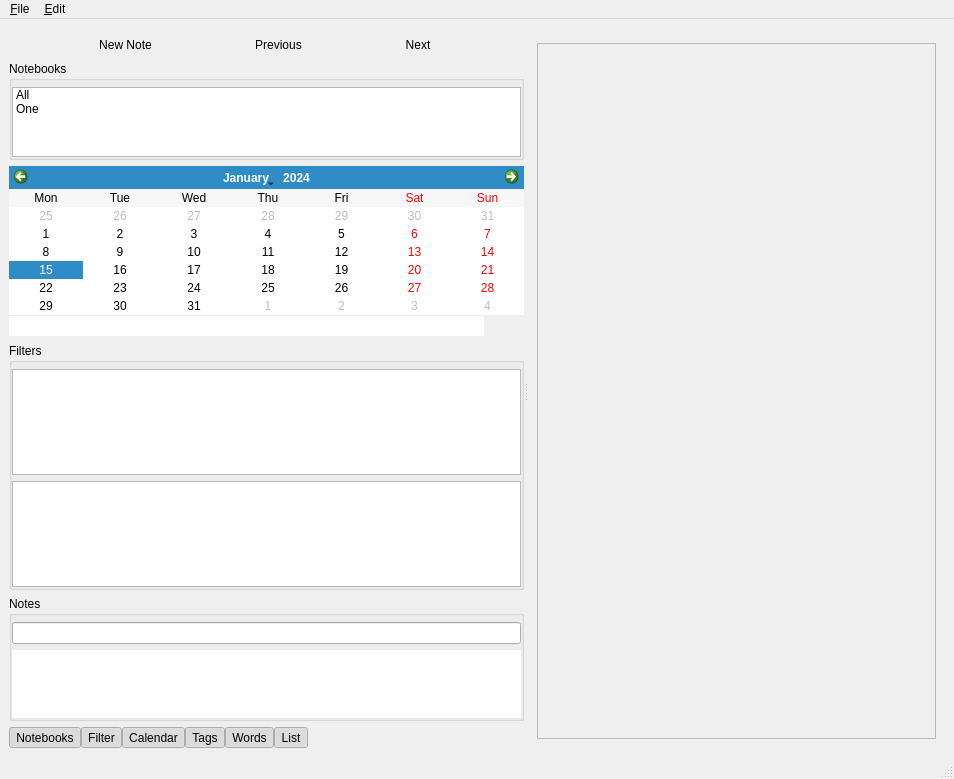
Above: flownote/ui/mainWindow_ui.ui from olivierkes/noteflow before the change. Below: the same form after it.
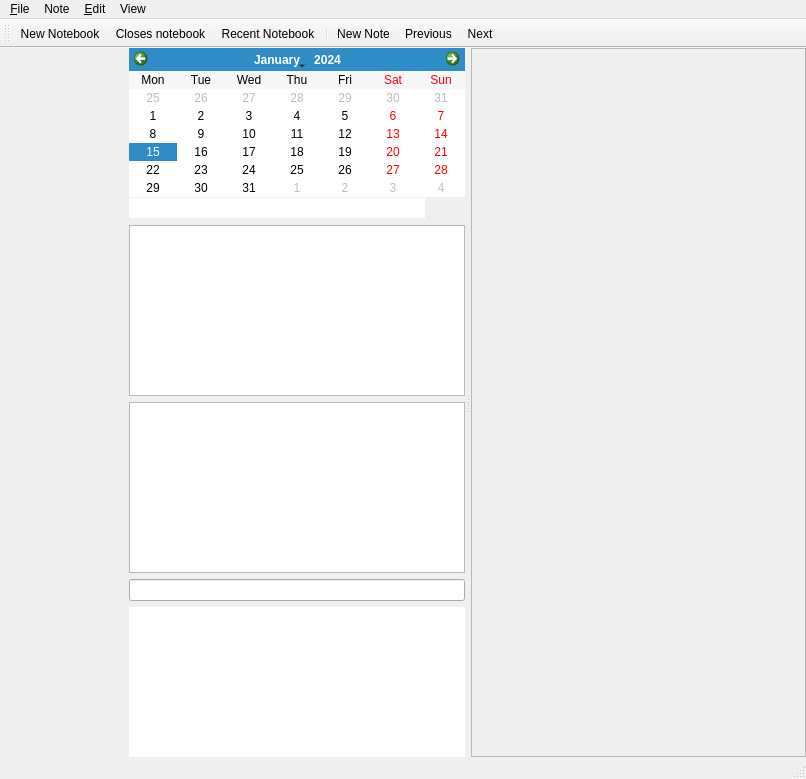
That is the form after the change. The open tabs and pages were chosen to show the change. Icons and pictures are not drawn. Custom widgets are drawn as their Qt base class.

Diff of the .ui file:
```diff
--- a/flownote/ui/mainWindow_ui.ui
+++ b/flownote/ui/mainWindow_ui.ui
@@ -6,7 +6,7 @@
    <rect>
     <x>0</x>
     <y>0</y>
-    <width>954</width>
+    <width>806</width>
     <height>779</height>
    </rect>
   </property>
@@ -14,122 +14,84 @@
    <string>MainWindow</string>
   </property>
   <widget class="QWidget" name="centralwidget">
-   <layout class="QVBoxLayout" name="verticalLayout_5">
+   <layout class="QHBoxLayout" name="horizontalLayout_5">
+    <property name="spacing">
+     <number>0</number>
+    </property>
+    <property name="leftMargin">
+     <number>0</number>
+    </property>
+    <property name="topMargin">
+     <number>0</number>
+    </property>
+    <property name="rightMargin">
+     <number>0</number>
+    </property>
+    <property name="bottomMargin">
+     <number>0</number>
+    </property>
     <item>
-     <widget class="QTabBar" name="tab" native="true"/>
+     <widget class="QWidget" name="wdgTab" native="true">
+      <layout class="QVBoxLayout" name="verticalLayout_5">
+       <property name="spacing">
+        <number>0</number>
+       </property>
+       <property name="leftMargin">
+        <number>0</number>
+       </property>
+       <property name="topMargin">
+        <number>0</number>
+       </property>
+       <property name="rightMargin">
+        <number>0</number>
+       </property>
+       <property name="bottomMargin">
+        <number>0</number>
+       </property>
+       <item>
+        <widget class="QTabBar" name="tab" native="true"/>
+       </item>
+       <item>
+        <spacer name="verticalSpacer">
+         <property name="orientation">
+          <enum>Qt::Vertical</enum>
+         </property>
+         <property name="sizeHint" stdset="0">
+          <size>
+           <width>20</width>
+           <height>40</height>
+          </size>
+         </property>
+        </spacer>
+       </item>
+      </layout>
+     </widget>
     </item>
     <item>
      <widget class="QSplitter" name="splitter">
       <property name="orientation">
        <enum>Qt::Horizontal</enum>
       </property>
+      <property name="handleWidth">
+       <number>6</number>
+      </property>
       <widget class="QWidget" name="filter" native="true">
        <layout class="QVBoxLayout" name="verticalLayout_2">
-        <item>
-         <layout class="QHBoxLayout" name="topLayout">
-          <item>
-           <widget class="QToolButton" name="btnNewNotebook">
-            <property name="text">
-             <string>New Note</string>
-            </property>
-            <property name="icon">
-             <iconset theme="document-new">
-              <normaloff/>
-             </iconset>
-            </property>
-            <property name="toolButtonStyle">
-             <enum>Qt::ToolButtonTextUnderIcon</enum>
-            </property>
-            <property name="autoRaise">
-             <bool>true</bool>
-            </property>
-           </widget>
-          </item>
-          <item>
-           <widget class="QToolButton" name="btnPrevious">
-            <property name="text">
-             <string>Previous</string>
-            </property>
-            <property name="icon">
-             <iconset theme="go-previous">
-              <normaloff/>
-             </iconset>
-            </property>
-            <property name="toolButtonStyle">
-             <enum>Qt::ToolButtonTextUnderIcon</enum>
-            </property>
-            <property name="autoRaise">
-             <bool>true</bool>
-            </property>
-           </widget>
-          </item>
-          <item>
-           <widget class="QToolButton" name="btnNext">
-            <property name="text">
-             <string>Next</string>
-            </property>
-            <property name="icon">
-             <iconset theme="go-next">
-              <normaloff/>
-             </iconset>
-            </property>
-            <property name="toolButtonStyle">
-             <enum>Qt::ToolButtonTextUnderIcon</enum>
-            </property>
-            <property name="autoRaise">
-             <bool>true</bool>
-            </property>
-           </widget>
-          </item>
-         </layout>
-        </item>
-        <item>
-         <widget class="QGroupBox" name="grpNotebooks">
-          <property name="title">
-           <string>Notebooks</string>
-          </property>
-          <property name="flat">
-           <bool>true</bool>
-          </property>
-          <layout class="QHBoxLayout" name="horizontalLayout_2">
-           <property name="leftMargin">
-            <number>0</number>
-           </property>
-           <property name="topMargin">
-            <number>6</number>
-           </property>
-           <property name="rightMargin">
-            <number>0</number>
-           </property>
-           <property name="bottomMargin">
-            <number>0</number>
-           </property>
-           <item>
-            <widget class="QListWidget" name="lstNotebooks">
-             <property name="sizePolicy">
-              <sizepolicy hsizetype="Preferred" vsizetype="Preferred">
-               <horstretch>0</horstretch>
-               <verstretch>0</verstretch>
-              </sizepolicy>
-             </property>
-             <property name="selectionMode">
-              <enum>QAbstractItemView::MultiSelection</enum>
-             </property>
-             <item>
-              <property name="text">
-               <string>All</string>
-              </property>
-             </item>
-             <item>
-              <property name="text">
-               <string>One</string>
-              </property>
-             </item>
-            </widget>
-           </item>
-          </layout>
-         </widget>
-        </item>
+        <property name="spacing">
+         <number>0</number>
+        </property>
+        <property name="leftMargin">
+         <number>6</number>
+        </property>
+        <property name="topMargin">
+         <number>0</number>
+        </property>
+        <property name="rightMargin">
+         <number>0</number>
+        </property>
+        <property name="bottomMargin">
+         <number>0</number>
+        </property>
         <item>
          <widget class="QWidget" name="wdgCalendar" native="true">
           <layout class="QVBoxLayout" name="verticalLayout_7">
@@ -146,7 +108,7 @@
             <number>0</number>
            </property>
            <property name="bottomMargin">
-            <number>0</number>
+            <number>6</number>
            </property>
            <item>
             <widget class="QCalendarWidget" name="calendar">
@@ -204,7 +166,9 @@
                  <string/>
                 </property>
                 <property name="icon">
-                 <iconset theme="edit-clear"/>
+                 <iconset theme="edit-clear">
+                  <normaloff/>
+                 </iconset>
                 </property>
                 <property name="flat">
                  <bool>true</bool>
@@ -218,22 +182,19 @@
          </widget>
         </item>
         <item>
-         <widget class="QGroupBox" name="groupBox">
-          <property name="title">
-           <string>Filters</string>
-          </property>
+         <widget class="QWidget" name="widget" native="true">
           <layout class="QVBoxLayout" name="verticalLayout_4">
            <property name="leftMargin">
             <number>0</number>
            </property>
            <property name="topMargin">
-            <number>6</number>
+            <number>0</number>
            </property>
            <property name="rightMargin">
             <number>0</number>
            </property>
            <property name="bottomMargin">
-            <number>0</number>
+            <number>6</number>
            </property>
            <item>
             <widget class="cloudView" name="lstTags">
@@ -259,16 +220,13 @@
          </widget>
         </item>
         <item>
-         <widget class="QGroupBox" name="grpNotes">
-          <property name="title">
-           <string>Notes</string>
-          </property>
+         <widget class="QWidget" name="grpNotes" native="true">
           <layout class="QVBoxLayout" name="verticalLayout_3">
            <property name="leftMargin">
             <number>0</number>
            </property>
            <property name="topMargin">
-            <number>6</number>
+            <number>0</number>
            </property>
            <property name="rightMargin">
             <number>0</number>
@@ -315,6 +273,9 @@
              <attribute name="horizontalHeaderVisible">
               <bool>false</bool>
              </attribute>
+             <attribute name="horizontalHeaderMinimumSectionSize">
+              <number>1</number>
+             </attribute>
              <attribute name="verticalHeaderVisible">
               <bool>false</bool>
              </attribute>
@@ -323,17 +284,17 @@
              </attribute>
              <column>
               <property name="text">
-               <string>Date</string>
+               <string/>
               </property>
              </column>
              <column>
               <property name="text">
-               <string>Name</string>
+               <string/>
               </property>
              </column>
              <column>
               <property name="text">
-               <string>WC</string>
+               <string/>
               </property>
              </column>
             </widget>
@@ -341,152 +302,6 @@
           </layout>
          </widget>
         </item>
-        <item>
-         <layout class="QHBoxLayout" name="horizontalLayout">
-          <property name="spacing">
-           <number>0</number>
-          </property>
-          <item>
-           <widget class="QToolButton" name="btnToggleNotebooks">
-            <property name="text">
-             <string>Notebooks</string>
-            </property>
-            <property name="icon">
-             <iconset theme="folder">
-              <normaloff/>
-             </iconset>
-            </property>
-            <property name="checkable">
-             <bool>true</bool>
-            </property>
-            <property name="checked">
-             <bool>true</bool>
-            </property>
-            <property name="autoRaise">
-             <bool>true</bool>
-            </property>
-           </widget>
-          </item>
-          <item>
-           <widget class="QToolButton" name="btnToggleFilter">
-            <property name="text">
-             <string>Filter</string>
-            </property>
-            <property name="icon">
-             <iconset theme="edit-find">
-              <normaloff/>
-             </iconset>
-            </property>
-            <property name="checkable">
-             <bool>true</bool>
-            </property>
-            <property name="checked">
-             <bool>true</bool>
-            </property>
-            <property name="autoRaise">
-             <bool>true</bool>
-            </property>
-           </widget>
-          </item>
-          <item>
-           <widget class="QToolButton" name="btnToggleCalendar">
-            <property name="text">
-             <string>Calendar</string>
-            </property>
-            <property name="icon">
-             <iconset theme="x-office-calendar">
-              <normaloff/>
-             </iconset>
-            </property>
-            <property name="checkable">
-             <bool>true</bool>
-            </property>
-            <property name="checked">
-             <bool>true</bool>
-            </property>
-            <property name="autoRaise">
-             <bool>true</bool>
-            </property>
-           </widget>
-          </item>
-          <item>
-           <widget class="QToolButton" name="btnToggleTags">
-            <property name="text">
-             <string>Tags</string>
-            </property>
-            <property name="icon">
-             <iconset theme="task-past-due">
-              <normaloff/>
-             </iconset>
-            </property>
-            <property name="checkable">
-             <bool>true</bool>
-            </property>
-            <property name="checked">
-             <bool>true</bool>
-            </property>
-            <property name="autoRaise">
-             <bool>true</bool>
-            </property>
-           </widget>
-          </item>
-          <item>
-           <widget class="QToolButton" name="btnToggleWords">
-            <property name="text">
-             <string>Words</string>
-            </property>
-            <property name="icon">
-             <iconset theme="system-search">
-              <normaloff/>
-             </iconset>
-            </property>
-            <property name="checkable">
-             <bool>true</bool>
-            </property>
-            <property name="checked">
-             <bool>true</bool>
-            </property>
-            <property name="autoRaise">
-             <bool>true</bool>
-            </property>
-           </widget>
-          </item>
-          <item>
-           <widget class="QToolButton" name="btnToggleList">
-            <property name="text">
-             <string>List</string>
-            </property>
-            <property name="icon">
-             <iconset theme="view-sort-ascending">
-              <normaloff/>
-             </iconset>
-            </property>
-            <property name="checkable">
-             <bool>true</bool>
-            </property>
-            <property name="checked">
-             <bool>true</bool>
-            </property>
-            <property name="autoRaise">
-             <bool>true</bool>
-            </property>
-           </widget>
-          </item>
-          <item>
-           <spacer name="horizontalSpacer_2">
-            <property name="orientation">
-             <enum>Qt::Horizontal</enum>
-            </property>
-            <property name="sizeHint" stdset="0">
-             <size>
-              <width>40</width>
-              <height>20</height>
-             </size>
-            </property>
-           </spacer>
-          </item>
-         </layout>
-        </item>
        </layout>
       </widget>
       <widget class="QStackedWidget" name="editor">
@@ -498,6 +313,18 @@
          <property name="spacing">
           <number>0</number>
          </property>
+         <property name="leftMargin">
+          <number>0</number>
+         </property>
+         <property name="topMargin">
+          <number>0</number>
+         </property>
+         <property name="rightMargin">
+          <number>0</number>
+         </property>
+         <property name="bottomMargin">
+          <number>0</number>
+         </property>
          <item>
           <widget class="noteEdit" name="text"/>
          </item>
@@ -525,6 +352,18 @@
        </widget>
        <widget class="QWidget" name="page">
         <layout class="QVBoxLayout" name="verticalLayout_6">
+         <property name="leftMargin">
+          <number>0</number>
+         </property>
+         <property name="topMargin">
+          <number>0</number>
+         </property>
+         <property name="rightMargin">
+          <number>0</number>
+         </property>
+         <property name="bottomMargin">
+          <number>0</number>
+         </property>
          <item>
           <widget class="scrollView" name="scroll">
            <property name="widgetResizable">
@@ -535,8 +374,8 @@
              <rect>
               <x>0</x>
               <y>0</y>
-              <width>441</width>
-              <height>683</height>
+              <width>98</width>
+              <height>28</height>
              </rect>
             </property>
            </widget>
@@ -554,7 +393,7 @@
     <rect>
      <x>0</x>
      <y>0</y>
-     <width>954</width>
+     <width>806</width>
      <height>20</height>
     </rect>
    </property>
@@ -564,7 +403,7 @@
     </property>
     <addaction name="actNewNotebook"/>
     <addaction name="separator"/>
-    <addaction name="actOpen"/>
+    <addaction name="actOpenNotebook"/>
     <addaction name="actRecent"/>
     <addaction name="separator"/>
     <addaction name="actSaveAll"/>
@@ -577,11 +416,63 @@
     </property>
     <addaction name="actionPreferences"/>
    </widget>
+   <widget class="QMenu" name="menuNote">
+    <property name="title">
+     <string>Note</string>
+    </property>
+    <addaction name="actNotePrevious"/>
+    <addaction name="actNoteNext"/>
+    <addaction name="actNoteUp"/>
+    <addaction name="actNoteDown"/>
+    <addaction name="separator"/>
+    <addaction name="actNoteNew"/>
+    <addaction name="actNoteDelete"/>
+   </widget>
+   <widget class="QMenu" name="menuView">
+    <property name="title">
+     <string>View</string>
+    </property>
+    <addaction name="actFilterPanel"/>
+    <addaction name="separator"/>
+    <addaction name="actToggleCalendar"/>
+    <addaction name="actToggleTags"/>
+    <addaction name="actToggleWords"/>
+    <addaction name="actToggleList"/>
+    <addaction name="separator"/>
+   </widget>
    <addaction name="menu_File"/>
+   <addaction name="menuNote"/>
    <addaction name="menu_Edit"/>
+   <addaction name="menuView"/>
   </widget>
   <widget class="QStatusBar" name="statusbar"/>
-  <action name="actOpen">
+  <widget class="QToolBar" name="toolBar">
+   <property name="windowTitle">
+    <string>toolBar</string>
+   </property>
+   <property name="toolButtonStyle">
+    <enum>Qt::ToolButtonTextUnderIcon</enum>
+   </property>
+   <attribute name="toolBarArea">
+    <enum>TopToolBarArea</enum>
+   </attribute>
+   <attribute name="toolBarBreak">
+    <bool>false</bool>
+   </attribute>
+   <addaction name="actNewNotebook"/>
+   <addaction name="actCloseCurrent"/>
+   <addaction name="actRecent"/>
+   <addaction name="separator"/>
+   <addaction name="actNoteNew"/>
+   <addaction name="actNotePrevious"/>
+   <addaction name="actNoteNext"/>
+  </widget>
+  <action name="actOpenNotebook">
+   <property name="icon">
+    <iconset theme="folder-open">
+     <normaloff/>
+    </iconset>
+   </property>
    <property name="text">
     <string>&amp;Open Notebook</string>
    </property>
@@ -590,11 +481,21 @@
    </property>
   </action>
   <action name="actionPreferences">
+   <property name="icon">
+    <iconset theme="preferences-system">
+     <normaloff/>
+    </iconset>
+   </property>
    <property name="text">
     <string>&amp;Preferences</string>
    </property>
   </action>
   <action name="actQuit">
+   <property name="icon">
+    <iconset theme="application-exit">
+     <normaloff/>
+    </iconset>
+   </property>
    <property name="text">
     <string>&amp;Quit</string>
    </property>
@@ -603,26 +504,43 @@
    </property>
   </action>
   <action name="actCloseCurrent">
+   <property name="icon">
+    <iconset theme="window-close">
+     <normaloff/>
+    </iconset>
+   </property>
    <property name="text">
-    <string>&amp;Close current notebook</string>
+    <string>&amp;Closes notebook</string>
    </property>
    <property name="shortcut">
     <string>Ctrl+W</string>
    </property>
   </action>
   <action name="actNewNotebook">
+   <property name="icon">
+    <iconset theme="folder-new">
+     <normaloff/>
+    </iconset>
+   </property>
    <property name="text">
     <string>&amp;New Notebook</string>
    </property>
   </action>
   <action name="actRecent">
+   <property name="icon">
+    <iconset theme="document-open-recent">
+     <normaloff/>
+    </iconset>
+   </property>
    <property name="text">
     <string>&amp;Recent Notebook</string>
    </property>
   </action>
   <action name="actSaveAll">
    <property name="icon">
-    <iconset theme="document-save"/>
+    <iconset theme="document-save">
+     <normaloff/>
+    </iconset>
    </property>
    <property name="text">
     <string>Save All Notebooks</string>
@@ -631,6 +549,123 @@
     <string>Ctrl+S</string>
    </property>
   </action>
+  <action name="actNoteNew">
+   <property name="icon">
+    <iconset theme="document-new">
+     <normaloff/>
+    </iconset>
+   </property>
+   <property name="text">
+    <string>New Note</string>
+   </property>
+  </action>
+  <action name="actNotePrevious">
+   <property name="icon">
+    <iconset theme="go-previous">
+     <normaloff/>
+    </iconset>
+   </property>
+   <property name="text">
+    <string>Previous</string>
+   </property>
+   <property name="shortcut">
+    <string>Ctrl+Left</string>
+   </property>
+  </action>
+  <action name="actNoteNext">
+   <property name="icon">
+    <iconset theme="go-next">
+     <normaloff/>
+    </iconset>
+   </property>
+   <property name="text">
+    <string>Next</string>
+   </property>
+   <property name="shortcut">
+    <string>Ctrl+Right</string>
+   </property>
+  </action>
+  <action name="actNoteDelete">
+   <property name="icon">
+    <iconset theme="edit-delete">
+     <normaloff/>
+    </iconset>
+   </property>
+   <property name="text">
+    <string>Delete Note</string>
+   </property>
+  </action>
+  <action name="actFilterPanel">
+   <property name="checkable">
+    <bool>true</bool>
+   </property>
+   <property name="text">
+    <string>Filter panel</string>
+   </property>
+   <property name="shortcut">
+    <string>F3</string>
+   </property>
+  </action>
+  <action name="actToggleCalendar">
+   <property name="checkable">
+    <bool>true</bool>
+   </property>
+   <property name="icon">
+    <iconset theme="x-office-calendar"/>
+   </property>
+   <property name="text">
+    <string>Calendar</string>
+   </property>
+  </action>
+  <action name="actToggleTags">
+   <property name="checkable">
+    <bool>true</bool>
+   </property>
+   <property name="text">
+    <string>Tags Cloud</string>
+   </property>
+  </action>
+  <action name="actToggleWords">
+   <property name="checkable">
+    <bool>true</bool>
+   </property>
+   <property name="text">
+    <string>Words Cloud</string>
+   </property>
+  </action>
+  <action name="actToggleList">
+   <property name="checkable">
+    <bool>true</bool>
+   </property>
+   <property name="icon">
+    <iconset theme="view-sort-ascending"/>
+   </property>
+   <property name="text">
+    <string>List</string>
+   </property>
+  </action>
+  <action name="actNoteUp">
+   <property name="icon">
+    <iconset theme="go-up"/>
+   </property>
+   <property name="text">
+    <string>Up</string>
+   </property>
+   <property name="shortcut">
+    <string>Ctrl+Up</string>
+   </property>
+  </action>
+  <action name="actNoteDown">
+   <property name="icon">
+    <iconset theme="go-down"/>
+   </property>
+   <property name="text">
+    <string>Down</string>
+   </property>
+   <property name="shortcut">
+    <string>Ctrl+Down</string>
+   </property>
+  </action>
  </widget>
  <customwidgets>
   <customwidget>
```
